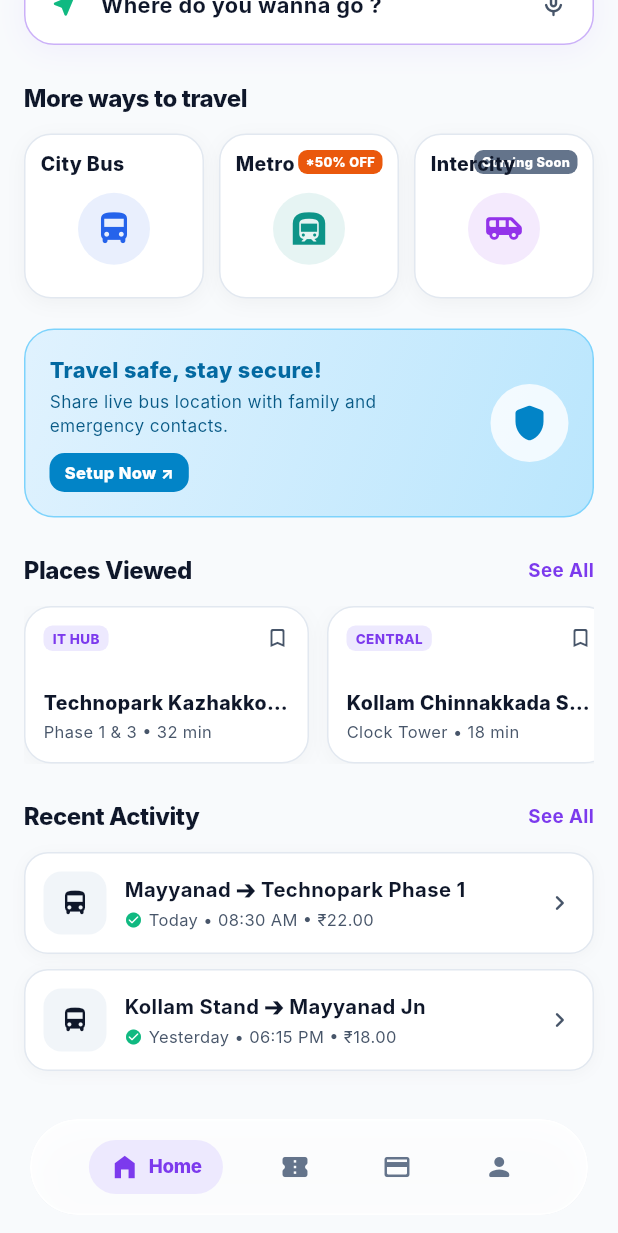
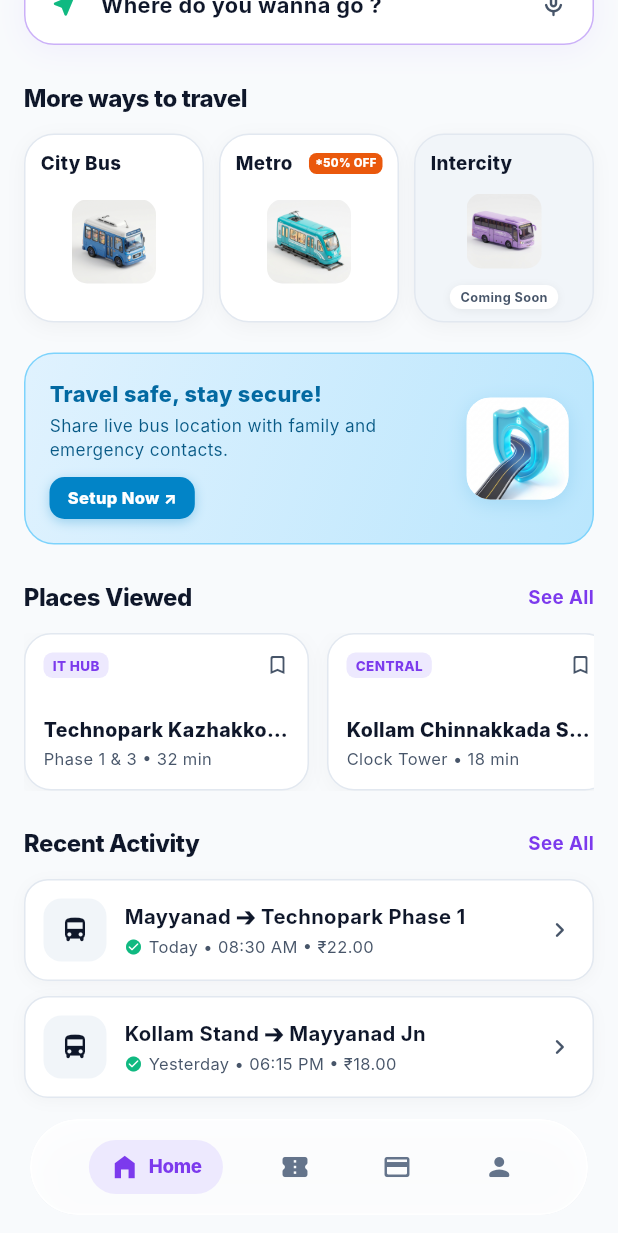
Before and after one commit to xplorifycare/Commuter_App, a Flutter app: the screen it shows after launch, scrolled down 321 dp, on a phone screen of 412 x 824 dp. Shown: the top 1233 px of the screen. Run offline on Flutter 3.47's test engine with Material 3 defaults, Android fonts, the phone set to English and light mode, and no system bars; our stand-ins replace flutter_map, latlong2, qr_flutter, socket_io_client; Roboto replaces fonts that are missing (Inter).

Commit message:
feat(ui): add 3D Pixar-style vehicles and safety shield, fix badge collision, and fix top-bar icons

```diff
--- a/lib/screens/home_screen.dart
+++ b/lib/screens/home_screen.dart
@@ -242,7 +242,7 @@ class _HomeScreenState extends State<HomeScreen> {
           child: Stack(
             alignment: Alignment.center,
             children: [
-              const Icon(Icons.notifications_none_rounded, size: 22, color: AppColors.textPrimary),
+              const Icon(Icons.notifications, size: 22, color: Color(0xFF6B21A8)),
               Positioned(
                 top: 10,
                 right: 11,
@@ -329,7 +329,7 @@ class _HomeScreenState extends State<HomeScreen> {
                 ),
               ],
             ),
-            child: const Icon(Icons.qr_code_scanner_rounded, size: 22, color: Colors.white),
+            child: const Icon(Icons.qr_code, size: 22, color: Colors.white),
           ),
         ),
       ],
@@ -506,24 +506,22 @@ class _HomeScreenState extends State<HomeScreen> {
         const SizedBox(height: 12),
         Row(
           children: [
-            // 1. City Bus
+            // 1. City Bus (3D Pixar Bus)
             Expanded(
               child: _buildServiceCard(
                 title: 'City Bus',
-                icon: Icons.directions_bus_rounded,
-                iconColor: const Color(0xFF2563EB),
+                imageAsset: 'assets/images/pixar_bus.jpg',
                 badgeText: null,
                 onTap: () => _openFullMap(busName: 'Venad Fast Passenger'),
               ),
             ),
             const SizedBox(width: 10),
 
-            // 2. Metro (*50% OFF)
+            // 2. Metro (*50% OFF - 3D Pixar Metro Train)
             Expanded(
               child: _buildServiceCard(
                 title: 'Metro',
-                icon: Icons.subway_rounded,
-                iconColor: const Color(0xFF0D9488),
+                imageAsset: 'assets/images/pixar_metro.jpg',
                 badgeText: '*50% OFF',
                 badgeColor: const Color(0xFFEA580C),
                 onTap: () => _openFullMap(busName: 'Royal King Electric AC'),
@@ -531,14 +529,12 @@ class _HomeScreenState extends State<HomeScreen> {
             ),
             const SizedBox(width: 10),
 
-            // 3. Intercity (Coming Soon)
+            // 3. Intercity (Coming Soon - 3D Pixar Coach)
             Expanded(
               child: _buildServiceCard(
                 title: 'Intercity',
-                icon: Icons.airport_shuttle_rounded,
-                iconColor: const Color(0xFF9333EA),
-                badgeText: 'Coming Soon',
-                badgeColor: const Color(0xFF64748B),
+                imageAsset: 'assets/images/pixar_intercity.jpg',
+                isComingSoon: true,
                 onTap: () {},
               ),
             ),
@@ -550,21 +546,23 @@ class _HomeScreenState extends State<HomeScreen> {
 
   Widget _buildServiceCard({
     required String title,
-    required IconData icon,
-    required Color iconColor,
+    required String imageAsset,
     String? badgeText,
     Color? badgeColor,
+    bool isComingSoon = false,
     required VoidCallback onTap,
   }) {
     return GestureDetector(
       onTap: onTap,
       child: Container(
-        height: 110,
-        padding: const EdgeInsets.all(10),
+        height: 126,
+        padding: const EdgeInsets.fromLTRB(10, 10, 10, 8),
         decoration: BoxDecoration(
-          color: Colors.white,
-          borderRadius: BorderRadius.circular(18),
-          border: Border.all(color: AppColors.border),
+          color: isComingSoon ? const Color(0xFFF1F5F9) : Colors.white,
+          borderRadius: BorderRadius.circular(20),
+          border: Border.all(
+            color: isComingSoon ? const Color(0xFFE2E8F0) : AppColors.border,
+          ),
           boxShadow: [
             BoxShadow(
               color: Colors.black.withOpacity(0.04),
@@ -573,54 +571,90 @@ class _HomeScreenState extends State<HomeScreen> {
             ),
           ],
         ),
-        child: Stack(
+        child: Column(
+          crossAxisAlignment: CrossAxisAlignment.start,
           children: [
-            if (badgeText != null)
-              Positioned(
-                top: 0,
-                right: 0,
-                child: Container(
-                  padding: const EdgeInsets.symmetric(horizontal: 5, vertical: 2),
+            // Header: Title + optional Top Badge (e.g. *50% OFF)
+            Row(
+              mainAxisAlignment: MainAxisAlignment.spaceBetween,
+              children: [
+                Flexible(
+                  child: Text(
+                    title,
+                    maxLines: 1,
+                    overflow: TextOverflow.ellipsis,
+                    style: const TextStyle(
+                      fontSize: 12.5,
+                      fontWeight: FontWeight.w800,
+                      color: AppColors.textPrimary,
+                    ),
+                  ),
+                ),
+                if (badgeText != null) ...[
+                  const SizedBox(width: 4),
+                  Container(
+                    padding: const EdgeInsets.symmetric(horizontal: 4, vertical: 1.5),
                     decoration: BoxDecoration(
                       color: badgeColor ?? AppColors.primary,
-                    borderRadius: BorderRadius.circular(6),
+                      borderRadius: BorderRadius.circular(5),
                     ),
                     child: Text(
                       badgeText,
                       style: const TextStyle(
-                      fontSize: 8.5,
+                        fontSize: 7.5,
                         fontWeight: FontWeight.w800,
                         color: Colors.white,
                       ),
                     ),
                   ),
+                ],
+              ],
             ),
-            Column(
-              crossAxisAlignment: CrossAxisAlignment.start,
-              mainAxisAlignment: MainAxisAlignment.spaceBetween,
-              children: [
-                Text(
-                  title,
-                  style: const TextStyle(
-                    fontSize: 13,
-                    fontWeight: FontWeight.w800,
-                    color: AppColors.textPrimary,
+
+            const Spacer(),
+
+            // 3D Pixar Vehicle Asset
+            Center(
+              child: ClipRRect(
+                borderRadius: BorderRadius.circular(10),
+                child: Image.asset(
+                  imageAsset,
+                  height: isComingSoon ? 50 : 56,
+                  fit: BoxFit.contain,
                 ),
               ),
+            ),
+
+            const Spacer(),
+
+            // Bottom Coming Soon pill if applicable
+            if (isComingSoon)
               Center(
                 child: Container(
-                    width: 48,
-                    height: 48,
+                  padding: const EdgeInsets.symmetric(horizontal: 7, vertical: 2),
                   decoration: BoxDecoration(
-                      color: iconColor.withOpacity(0.10),
-                      shape: BoxShape.circle,
+                    color: Colors.white,
+                    borderRadius: BorderRadius.circular(8),
+                    boxShadow: [
+                      BoxShadow(
+                        color: Colors.black.withOpacity(0.06),
+                        blurRadius: 4,
+                        offset: const Offset(0, 1),
                       ),
-                    child: Icon(icon, size: 26, color: iconColor),
+                    ],
+                  ),
+                  child: const Text(
+                    'Coming Soon',
+                    style: TextStyle(
+                      fontSize: 8.5,
+                      fontWeight: FontWeight.w700,
+                      color: Color(0xFF475569),
                     ),
                   ),
+                ),
+              )
+            else
               const SizedBox(height: 2),
-              ],
-            ),
           ],
         ),
       ),
@@ -663,11 +697,24 @@ class _HomeScreenState extends State<HomeScreen> {
                   ),
                 ),
                 const SizedBox(height: 10),
-                Container(
-                  padding: const EdgeInsets.symmetric(horizontal: 10, vertical: 5),
+                GestureDetector(
+                  onTap: () {
+                    ScaffoldMessenger.of(context).showSnackBar(
+                      const SnackBar(content: Text('Safety tracking & emergency contact sharing active')),
+                    );
+                  },
+                  child: Container(
+                    padding: const EdgeInsets.symmetric(horizontal: 12, vertical: 6),
                     decoration: BoxDecoration(
                       color: const Color(0xFF0284C7),
                       borderRadius: BorderRadius.circular(10),
+                      boxShadow: [
+                        BoxShadow(
+                          color: const Color(0xFF0284C7).withOpacity(0.3),
+                          blurRadius: 6,
+                          offset: const Offset(0, 2),
+                        ),
+                      ],
                     ),
                     child: const Text(
                       'Setup Now ↗',
@@ -678,21 +725,31 @@ class _HomeScreenState extends State<HomeScreen> {
                       ),
                     ),
                   ),
+                ),
               ],
             ),
           ),
           const SizedBox(width: 12),
           Container(
-            width: 52,
-            height: 52,
+            width: 68,
+            height: 68,
             decoration: BoxDecoration(
-              color: Colors.white.withOpacity(0.8),
-              shape: BoxShape.circle,
+              color: Colors.white,
+              borderRadius: BorderRadius.circular(16),
+              boxShadow: [
+                BoxShadow(
+                  color: const Color(0xFF0284C7).withOpacity(0.15),
+                  blurRadius: 10,
+                  offset: const Offset(0, 3),
                 ),
-            child: const Icon(
-              Icons.shield_rounded,
-              size: 28,
-              color: Color(0xFF0284C7),
+              ],
+            ),
+            child: ClipRRect(
+              borderRadius: BorderRadius.circular(16),
+              child: Image.asset(
+                'assets/images/pixar_shield.jpg',
+                fit: BoxFit.contain,
+              ),
             ),
           ),
         ],
```
Also changed, not shown: assets/images/pixar_bus.jpg (added), assets/images/pixar_intercity.jpg (added), assets/images/pixar_metro.jpg (added), assets/images/pixar_shield.jpg (added). Lines whose indentation alone changed are shown as unchanged.
